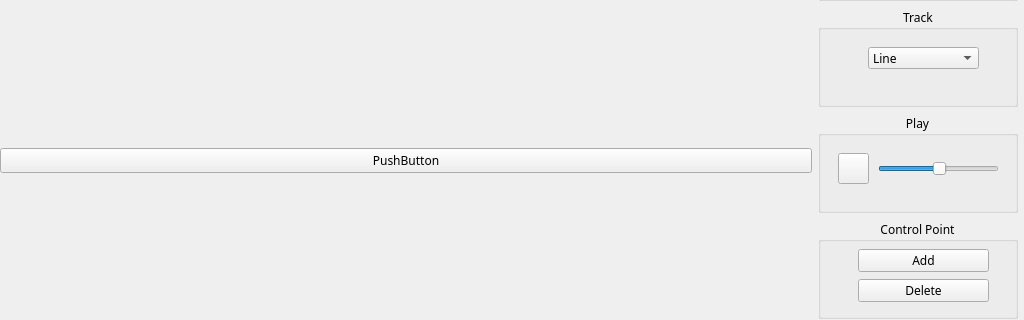
This is Roller Coaster/AppMain.ui in CyuanChen/Roller-Coaster---computer-graphics-project-3 as Qt 5 draws it before an edit; both pictures show x 0 to 1024 and y 265 to 585 of the 1024 by 819 pixel window. The edited form follows.
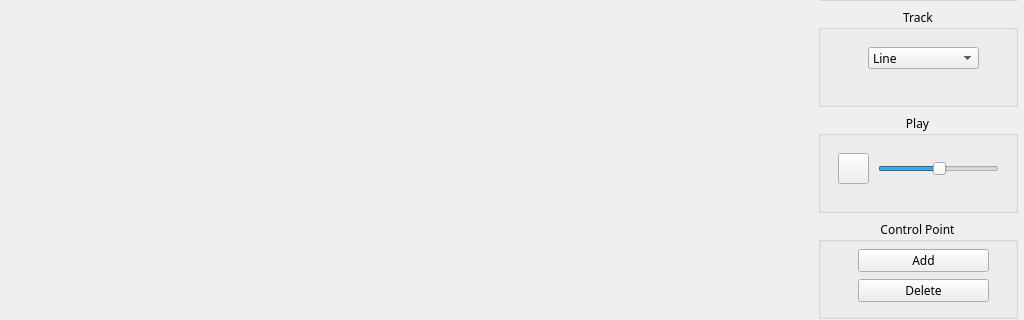
This is the edited form. Icons and pictures are not drawn.

Patch:
```diff
--- a/Roller Coaster/AppMain.ui
+++ b/Roller Coaster/AppMain.ui
@@ -48,23 +48,7 @@
      <number>0</number>
     </property>
     <item row="0" column="0">
-     <layout class="QVBoxLayout" name="mainLayout">
-      <item>
-       <layout class="QVBoxLayout" name="verticalLayout_2">
-        <item>
-         <layout class="QVBoxLayout" name="verticalLayout_3">
-          <item>
-           <widget class="QPushButton" name="pushButton1">
-            <property name="text">
-             <string>PushButton</string>
-            </property>
-           </widget>
-          </item>
-         </layout>
-        </item>
-       </layout>
-      </item>
-     </layout>
+     <layout class="QVBoxLayout" name="mainLayout"/>
     </item>
     <item row="0" column="1">
      <layout class="QVBoxLayout" name="verticalLayout">
```
Left out of the diff: 2 changed lines with no effect on the pictures.
